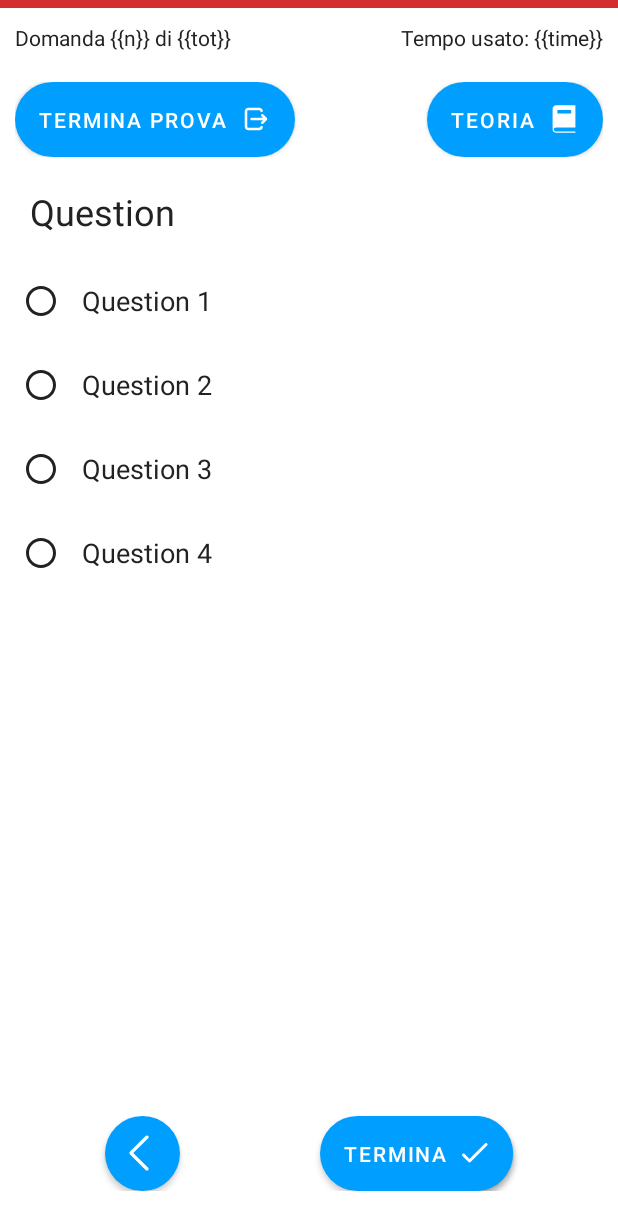
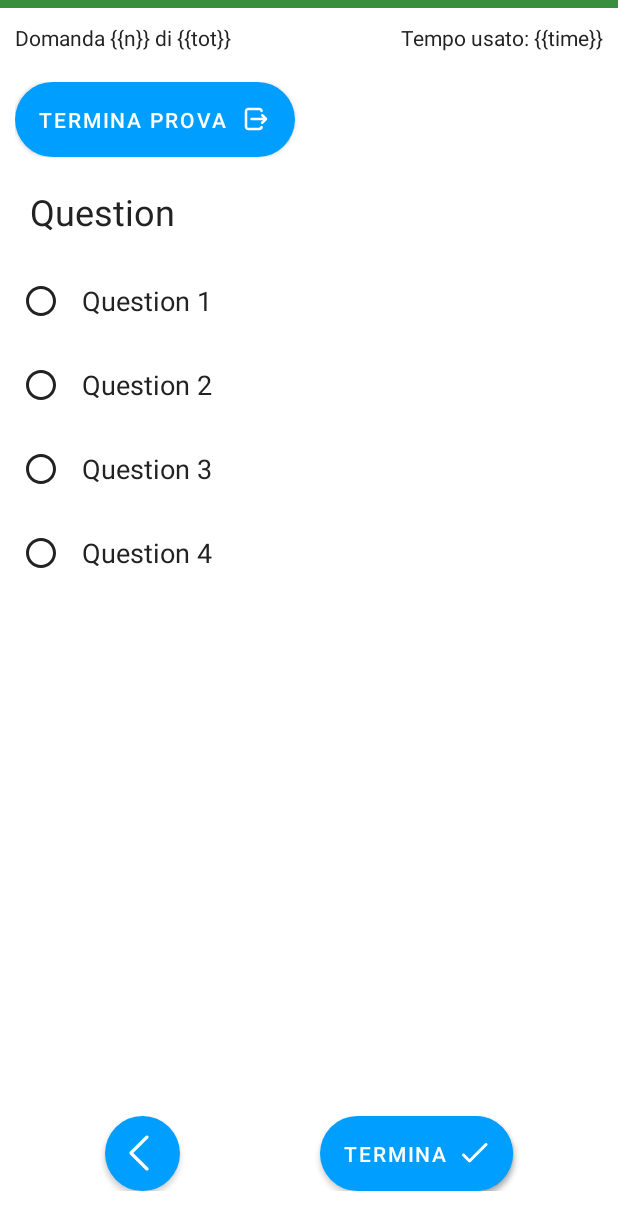
Before and after one commit to Sav22999/fin-applicazione, an Android app: the layout activity_simulation_quiz.xml on its own in the app's theme, with its tools: preview values and no code run, on a phone screen of 412 x 824 dp. Shown: the top 1230 px of the screen. Run offline under Robolectric (Android 15) with nearby library versions, the phone set to English and light mode, and no system bars.

Commit message:
- Updating simulation and quiz

```diff
--- a/finapp/app/src/main/java/com/saverio/finapp/ui/home/HomeFragment.kt
+++ b/finapp/app/src/main/java/com/saverio/finapp/ui/home/HomeFragment.kt
@@ -98,6 +98,11 @@ class HomeFragment : Fragment() {
                     NewsModel(it.id, 0, "", null, null, null, "")
                 )
             }
+            val databaseHandler = DatabaseHandler(requireContext())
+            val allStatistics = databaseHandler.getStatistics()
+            allStatistics.forEach {
+                databaseHandler.deleteAllStatistics()
+            }
             //println("Deleted")
         }
         return root
--- a/finapp/app/src/main/res/layout/activity_simulation_quiz.xml
+++ b/finapp/app/src/main/res/layout/activity_simulation_quiz.xml
@@ -7,7 +7,7 @@
     tools:context=".ui.quiz.QuestionsQuizActivity">
 
     <View
-        android:id="@+id/progressBarSimulationGreen"
+        android:id="@+id/progressBarSimulationPassed"
         android:layout_width="0dp"
         android:layout_height="5dp"
         android:background="@color/colorTimeGreen"
@@ -16,12 +16,12 @@
         app:layout_constraintTop_toTopOf="parent" />
 
     <View
-        android:id="@+id/progressBarSimulationRed"
+        android:id="@+id/progressBarSimulationResidual"
         android:layout_width="0dp"
         android:layout_height="5dp"
         android:background="@color/colorTimeRed"
         app:layout_constraintEnd_toEndOf="parent"
-        app:layout_constraintStart_toEndOf="@+id/progressBarSimulationGreen"
+        app:layout_constraintStart_toEndOf="@+id/progressBarSimulationPassed"
         app:layout_constraintTop_toTopOf="parent" />
 
     <TextView
@@ -31,7 +31,7 @@
         android:layout_marginStart="10dp"
         android:layout_marginTop="10dp"
         app:layout_constraintStart_toStartOf="parent"
-        app:layout_constraintTop_toBottomOf="@+id/progressBarSimulationRed"
+        app:layout_constraintTop_toBottomOf="@+id/progressBarSimulationResidual"
         tools:text="@string/question_number_text" />
 
     <TextView
@@ -41,7 +41,7 @@
         android:layout_marginTop="10dp"
         android:layout_marginEnd="10dp"
         app:layout_constraintEnd_toEndOf="parent"
-        app:layout_constraintTop_toBottomOf="@+id/progressBarSimulationRed"
+        app:layout_constraintTop_toBottomOf="@+id/progressBarSimulationResidual"
         tools:text="@string/time_used_text" />
 
     <androidx.constraintlayout.widget.ConstraintLayout
@@ -71,20 +71,6 @@
             app:layout_constraintTop_toTopOf="parent"
             tools:visibility="visible" />
 
-        <Button
-            android:id="@+id/buttonTheorySimulation"
-            android:layout_width="wrap_content"
-            android:layout_height="50dp"
-            android:background="@drawable/border_radius_25dp"
-            android:text="@string/theory_button"
-            app:icon="@drawable/ic_theory"
-            app:iconGravity="end"
-            app:iconPadding="10dp"
-            app:iconSize="20dp"
-            app:iconTint="?attr/colorOnPrimary"
-            app:layout_constraintBottom_toBottomOf="parent"
-            app:layout_constraintEnd_toEndOf="parent"
-            app:layout_constraintTop_toTopOf="parent" />
     </androidx.constraintlayout.widget.ConstraintLayout>
 
     <androidx.core.widget.NestedScrollView
--- a/finapp/app/src/main/res/values/colors.xml
+++ b/finapp/app/src/main/res/values/colors.xml
@@ -10,6 +10,6 @@
     <color name="darkwhite">#FFEEEEEE</color>
     <color name="darkdarkwhite">#FFDDDDDD</color>
 
-    <color name="colorTimeGreen">#388E3C</color>
-    <color name="colorTimeRed">#D32F2F</color>
+    <color name="colorTimeGreen">#D32F2F</color>
+    <color name="colorTimeRed">#388E3C</color>
 </resources>
```
Also changed, not shown: finapp/app/src/main/java/com/saverio/finapp/db/DatabaseHandler.kt (+11 -0 lines), finapp/app/src/main/java/com/saverio/finapp/ui/quiz/QuestionsQuizActivity.kt (+11 -3 lines), finapp/app/src/main/java/com/saverio/finapp/ui/quiz/SimulationQuizActivity.kt (+20 -26 lines).
